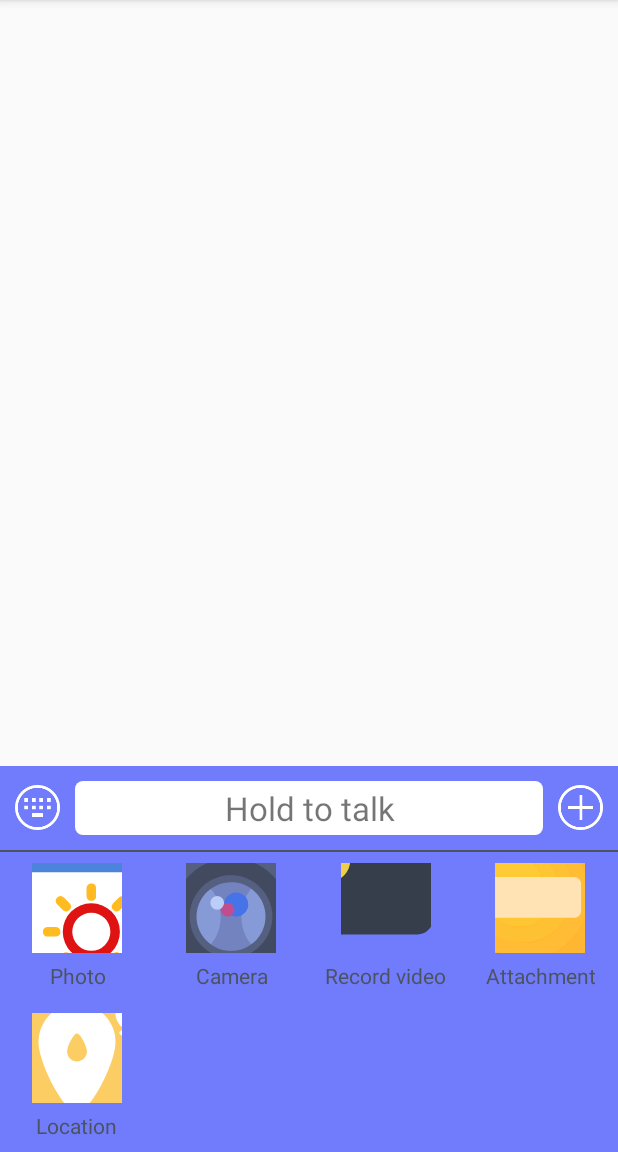
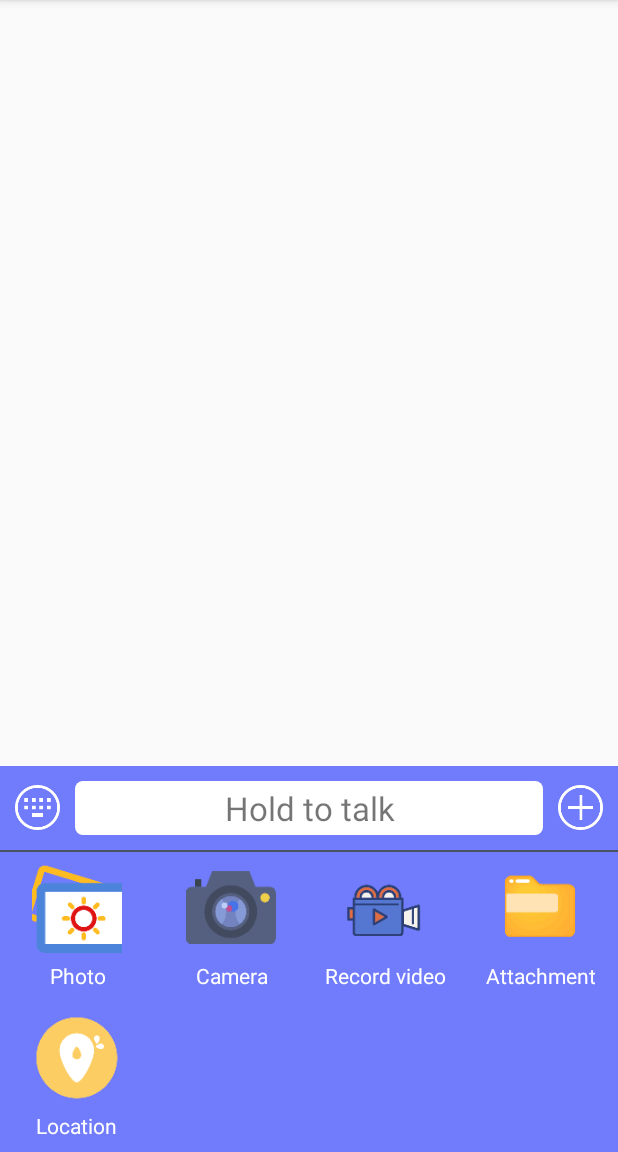
Before and after one commit to JustGank/EIMUI, an Android app: the screen it shows after launch (MainActivity), after a tap on an icon or button, on a phone screen of 412 x 824 dp, the part 84-1236 px from its top. Run offline under Robolectric (Android 15) with nearby library versions, the phone set to English and light mode, and no system bars; libraries missing offline, so code that uses them is left out: com.xjl.emedia; 1 other tap on this screen came first.

Commit message:
进行简单优化目前 inputbar已经封装完毕

```diff
--- a/app/src/main/java/com/xjl/eimui_demo/MainActivity.java
+++ b/app/src/main/java/com/xjl/eimui_demo/MainActivity.java
@@ -3,6 +3,10 @@ package com.xjl.eimui_demo;
 import android.Manifest;
 import android.os.Build;
 import android.os.Bundle;
+
+import androidx.appcompat.app.AppCompatActivity;
+import androidx.recyclerview.widget.GridLayoutManager;
+import androidx.recyclerview.widget.RecyclerView;
 
 import com.xjl.eimui.inputbar.InputBar;
 import com.xjl.eimui.inputbar.moreoperateion.adapter.InputBarMoreDefaultAdapter;
@@ -19,10 +23,6 @@ import com.xjl.eimui_demo.operation.LocationOperation;
 
 import java.util.ArrayList;
 import java.util.List;
-
-import androidx.appcompat.app.AppCompatActivity;
-import androidx.recyclerview.widget.GridLayoutManager;
-import androidx.recyclerview.widget.RecyclerView;
 
 public class MainActivity extends AppCompatActivity {
 
@@ -50,8 +50,8 @@ public class MainActivity extends AppCompatActivity {
     }
 
     private void initView() {
-        recycler = (RecyclerView) findViewById(R.id.recycler);
-        inputbar = (InputBar) findViewById(R.id.inputbar);
+        recycler = findViewById(R.id.recycler);
+        inputbar = findViewById(R.id.inputbar);
         recordstate_view = findViewById(R.id.recordstate_view);
 
         //设置长按说话的动画 和回调监听者
@@ -106,4 +106,6 @@ public class MainActivity extends AppCompatActivity {
         }
     };
 
+
+
 }
--- a/eimui/src/main/java/com/xjl/eimui/inputbar/moreoperateion/adapter/InputBarMoreDefaultAdapter.java
+++ b/eimui/src/main/java/com/xjl/eimui/inputbar/moreoperateion/adapter/InputBarMoreDefaultAdapter.java
@@ -8,13 +8,14 @@ import android.widget.ImageView;
 import android.widget.RelativeLayout;
 import android.widget.TextView;
 
+import androidx.annotation.NonNull;
+import androidx.recyclerview.widget.RecyclerView;
+
+import com.bumptech.glide.Glide;
 import com.xjl.eimui.R;
 import com.xjl.eimui.inputbar.moreoperateion.bean.ChatMoreBean;
 
 import java.util.List;
-
-import androidx.annotation.NonNull;
-import androidx.recyclerview.widget.RecyclerView;
 
 public class InputBarMoreDefaultAdapter extends RecyclerView.Adapter<InputBarMoreDefaultAdapter.ViewHolder> {
 
@@ -39,6 +40,11 @@ public class InputBarMoreDefaultAdapter extends RecyclerView.Adapter<InputBarMor
     @Override
     public void onBindViewHolder(@NonNull ViewHolder holder, int position) {
         ChatMoreBean chatMoreBean = list.get(position);
+
+        Glide.with(activity)
+                .load(chatMoreBean.resId)
+                .centerCrop().into(holder.img);
+
         holder.img.setImageResource(chatMoreBean.resId);
         holder.title.setText(chatMoreBean.title);
         holder.container.setOnClickListener(v -> {
--- a/eimui/src/main/java/com/xjl/eimui/inputbar/recordstate/AudioRecordStateView.java
+++ b/eimui/src/main/java/com/xjl/eimui/inputbar/recordstate/AudioRecordStateView.java
@@ -56,10 +56,10 @@ public class AudioRecordStateView extends RelativeLayout implements RecordStateV
 
     @Override
     public void cancelRecord() {
-        if (CURRENT_STATE == STATE_NORMAL) {
+        if (CURRENT_STATE == STATE_CANCEL) {
             return;
         }
-        CURRENT_STATE = STATE_NORMAL;
+        CURRENT_STATE = STATE_CANCEL;
         chat_record_state_text.setText(getResources().getString(R.string.chat_up_cancel));
     }
 
--- a/eimui/src/main/res/layout/item_inputbar_more.xml
+++ b/eimui/src/main/res/layout/item_inputbar_more.xml
@@ -27,7 +27,7 @@
             android:layout_marginTop="5dp"
             android:gravity="center"
             android:lines="1"
-            android:textColor="#4b5360"
+            android:textColor="@color/white"
             android:textSize="14sp" />
 
     </RelativeLayout>
--- a/eimui/src/main/res/layout/view_chat_voice_record_state.xml
+++ b/eimui/src/main/res/layout/view_chat_voice_record_state.xml
@@ -7,8 +7,8 @@
 
     <com.xjl.eimui.widget.WaterWaveView
         android:id="@+id/wave_view"
-        android:layout_width="150dp"
-        android:layout_height="150dp"
+        android:layout_width="200dp"
+        android:layout_height="200dp"
         android:layout_centerInParent="true" />
 
     <TextView
```
Also changed, not shown: app/src/main/java/com/xjl/eimui_demo/operation/LocationOperation.java (+13 -0 lines), app/src/main/res/mipmap-hdpi/chat_take_video.png.
